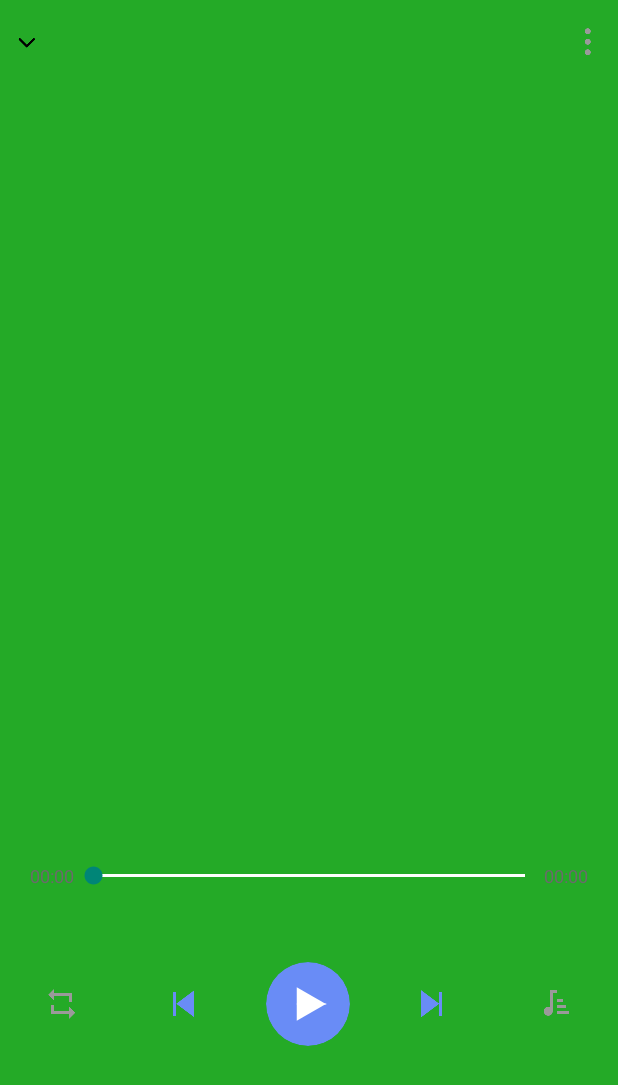
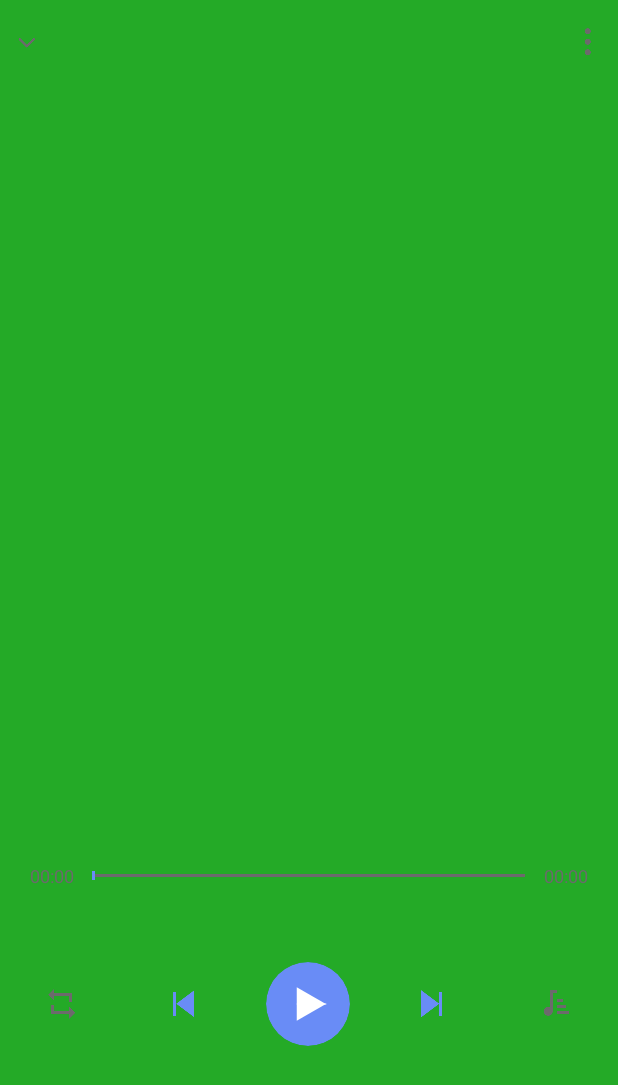
Before and after one commit to liangke21/yuehaoting, an Android app: the PlayActivity screen opened directly, with no data from a screen before it, on a phone screen of 412 x 824 dp. Shown: the top 1085 px of the screen. Run offline under Robolectric (Android 15) with nearby library versions, the phone set to English and light mode, and no system bars; our stand-ins replace Timber; libraries missing offline, so code that uses them is left out: androidx.palette.graphics; 4 statements that could not run were skipped.

Commit message:
播放界面控件颜色设置

```diff
--- a/app/src/main/java/com/example/yuehaoting/base/activity/BaseActivity.kt
+++ b/app/src/main/java/com/example/yuehaoting/base/activity/BaseActivity.kt
@@ -10,7 +10,7 @@ import com.example.yuehaoting.data.kugousingle.SongLists
 import com.example.yuehaoting.musicService.service.MusicService
 import com.example.yuehaoting.musicService.service.MusicServiceRemote
 import com.example.yuehaoting.musicService.service.MusicServiceRemote.bindToService
-import com.example.yuehaoting.util.MyUtil
+import com.example.yuehaoting.util.BroadcastUtil
 import timber.log.Timber
 import java.lang.ref.WeakReference
 
@@ -22,7 +22,7 @@ import java.lang.ref.WeakReference
  */
 open class BaseActivity :SmMainActivity(),MusicEvenCallback {
     private var TAG = this::class.java.simpleName
-    private var util = MyUtil()
+    private var util = BroadcastUtil()
 
     private var serviceToken: MusicServiceRemote.ServiceToken? = null
 
--- a/app/src/main/java/com/example/yuehaoting/base/activity/PlayBaseActivity.kt
+++ b/app/src/main/java/com/example/yuehaoting/base/activity/PlayBaseActivity.kt
@@ -1,8 +1,8 @@
 package com.example.yuehaoting.base.activity
 
 import android.view.View
-import com.example.yuehaoting.statusBar.StatusBarUtil
-import com.example.yuehaoting.statusBar.ThemeStore.statusBarColor
+import com.example.yuehaoting.theme.StatusBarUtil
+import com.example.yuehaoting.theme.ThemeStore.statusBarColor
 
 /**
  * 作者: 天使
--- a/app/src/main/java/com/example/yuehaoting/musicService/service/MusicService.kt
+++ b/app/src/main/java/com/example/yuehaoting/musicService/service/MusicService.kt
@@ -25,7 +25,7 @@ import com.example.yuehaoting.kotlin.tryLaunch
 import com.example.yuehaoting.util.MusicConstant.NEXT
 import com.example.yuehaoting.util.MusicConstant.PAUSE_PLAYBACK
 import com.example.yuehaoting.util.MusicConstant.PREV
-import com.example.yuehaoting.util.MyUtil
+import com.example.yuehaoting.util.BroadcastUtil
 import kotlinx.coroutines.*
 import java.lang.Exception
 
@@ -81,7 +81,7 @@ class MusicService : SmService(), Playback, CoroutineScope by MainScope() {
     /**
      * 初始化工具类
      */
-    var myUtil = MyUtil()
+    var myUtil = BroadcastUtil()
 
     //音频兼容器
     private val audioAttributes = AudioAttributesCompat.Builder().run {
--- a/app/src/main/java/com/example/yuehaoting/playInterface/activity/PlayActivity.kt
+++ b/app/src/main/java/com/example/yuehaoting/playInterface/activity/PlayActivity.kt
@@ -1,8 +1,14 @@
 package com.example.yuehaoting.playInterface.activity
 
 import android.content.Intent
+import android.graphics.Color
+import android.graphics.PorterDuff
+import android.graphics.drawable.GradientDrawable
+import android.graphics.drawable.InsetDrawable
+import android.graphics.drawable.LayerDrawable
 import android.os.Bundle
 import android.view.View
+import android.widget.SeekBar
 import androidx.lifecycle.ViewModelProviders
 import com.example.yuehaoting.R
 import com.example.yuehaoting.base.activity.PlayBaseActivity
@@ -11,12 +17,13 @@ import com.example.yuehaoting.databinding.PlayActivityBinding
 import com.example.yuehaoting.kotlin.getSp
 import com.example.yuehaoting.kotlin.lazyMy
 import com.example.yuehaoting.musicService.service.MusicService
-import com.example.yuehaoting.util.MyUtil
+import com.example.yuehaoting.util.BroadcastUtil
 import timber.log.Timber
 import com.example.yuehaoting.musicService.service.MusicServiceRemote.isPlaying
 import com.example.yuehaoting.playInterface.viewmodel.PlayViewModel
-import com.example.yuehaoting.statusBar.StatusBarUtil
-import com.example.yuehaoting.statusBar.Theme
+import com.example.yuehaoting.theme.GradientDrawableMaker
+import com.example.yuehaoting.theme.StatusBarUtil
+import com.example.yuehaoting.theme.Theme
 
 import com.example.yuehaoting.util.MusicConstant.BACKGROUND_ADAPTIVE_COLOR
 import com.example.yuehaoting.util.MusicConstant.NAME
@@ -25,14 +32,18 @@ import com.example.yuehaoting.util.MusicConstant.PAUSE_PLAYBACK
 import com.example.yuehaoting.util.MusicConstant.PLAYER_BACKGROUND
 import com.example.yuehaoting.util.MusicConstant.PREV
 import com.example.yuehaoting.util.MusicConstant.SINGER_ID
-import com.example.yuehaoting.statusBar.ThemeStore
+import com.example.yuehaoting.theme.ThemeStore
+import com.example.yuehaoting.util.MusicConstant.LIST_LOOP
+import com.example.yuehaoting.util.MusicConstant.PLAY_MODEL
+import com.example.yuehaoting.util.MusicConstant.RANDOM_PATTERN
 import com.example.yuehaoting.util.MusicConstant.SINGER_NAME
 import com.example.yuehaoting.util.MusicConstant.SONG_NAME
+import com.example.yuehaoting.util.SetPixelUtil
 
 
 class PlayActivity : PlayBaseActivity() {
     private lateinit var binding: PlayActivityBinding
-    private val myUtil = MyUtil()
+    private val myUtil = BroadcastUtil()
     private val viewModel by lazyMy { ViewModelProviders.of(this).get(PlayViewModel::class.java) }
 
     /**
@@ -116,7 +127,9 @@ class PlayActivity : PlayBaseActivity() {
                 intent.putExtra(MusicService.EXTRA_CONTROL, PREV)
                 Timber.v("播放上一首1: %s", PREV)
             }
+
             R.id.fl_play_container -> intent.putExtra(MusicService.EXTRA_CONTROL, PAUSE_PLAYBACK)
+
             R.id.ib_play_next_track -> {
                 intent.putExtra(MusicService.EXTRA_CONTROL, NEXT)
                 Timber.v("播放下一首1: %s", NEXT)
@@ -149,12 +162,57 @@ class PlayActivity : PlayBaseActivity() {
         val accentColor = ThemeStore.accentColor
         val tintColor = ThemeStore.playerBtnColor
 
-
         //修改控制按钮颜色
         Theme.tintDrawable(binding.layoutPlayLayout.ibPlayNextTrack, R.drawable.play_btn_next, accentColor)
         Theme.tintDrawable(binding.layoutPlayLayout.ibPlayPreviousSong, R.drawable.play_btn_pre, accentColor)
         binding.layoutPlayLayout.ppvPlayPause.setBackgroundColor(accentColor)
+        //进度条颜色
+        updateSeeKBarColor(accentColor)
 
+        //歌曲名颜色
+        binding.layoutPlayLayoutBar.tvPlaySongName.setTextColor(ThemeStore.playerBtnColor)
+
+        //修改顶部部件按钮颜色
+        Theme.tintDrawable(binding.layoutPlayLayoutBar.ibPlayDropDown, R.drawable.play_drop_down, tintColor)
+        Theme.tintDrawable(binding.layoutPlayLayoutBar.ibPlayNavigation, R.drawable.player_more, tintColor)
+
+        //播放模式
+        val playMode = getSp(this, NAME) {
+            getInt(PLAY_MODEL, LIST_LOOP)
+        }
+        Theme.tintDrawable(
+            binding.layoutPlayLayout.ibPlayPlayMode,
+            if (playMode == LIST_LOOP) R.drawable.play_btn_loop else if (playMode == RANDOM_PATTERN) R.drawable.play_btn_shuffle else R.drawable.play_btn_loop_one,
+            tintColor
+        )
+
+        //播放列队
+        Theme.tintDrawable(binding.layoutPlayLayout.ibMusicList, R.drawable.play_btn_normal_list, tintColor)
+    }
+
+    //进度条颜色
+    private fun updateSeeKBarColor(color: Int) {
+        setProgressDrawable(binding.sbPlay, color)
+        val inset = SetPixelUtil.dip2px(this, 6f)
+        val width = SetPixelUtil.dip2px(this, 2f)
+        val height = SetPixelUtil.dip2px(this, 6f)
+        binding.sbPlay.thumb = InsetDrawable(
+            GradientDrawableMaker()
+                .width(width)
+                .height(height)
+                .color(color)
+                .make(),
+            inset, inset, inset, inset
+        )
+    }
+
+    //绘制进度条
+    private fun setProgressDrawable(seekBar: SeekBar, color: Int) {
+
+        val progressDrawable = seekBar.progressDrawable as LayerDrawable
+        //修改进度条颜色
+        (progressDrawable.getDrawable(0) as GradientDrawable).setColor(ThemeStore.playerBtnColor)
+        progressDrawable.getDrawable(1).setColorFilter(color, PorterDuff.Mode.SRC_IN)
     }
 
     /**
--- a/app/src/main/java/com/example/yuehaoting/searchFor/adapter/SingleFragment1Adapter.kt
+++ b/app/src/main/java/com/example/yuehaoting/searchFor/adapter/SingleFragment1Adapter.kt
@@ -14,7 +14,7 @@ import com.example.yuehaoting.R
 import com.example.yuehaoting.musicService.service.Command
 import com.example.yuehaoting.musicService.service.MusicService
 import com.example.yuehaoting.musicService.service.MusicServiceRemote.setPlayQueue
-import com.example.yuehaoting.util.MusicUtil
+import com.example.yuehaoting.util.IntentUtil
 import com.example.yuehaoting.data.kugousingle.KuGouSingle
 import com.example.yuehaoting.data.kugousingle.SongLists
 import com.example.yuehaoting.playInterface.activity.PlayActivity
@@ -31,7 +31,7 @@ import timber.log.Timber
  */
 class SingleFragment1Adapter(private val list: List<KuGouSingle.Data.Lists>, val activity: FragmentActivity?) :
     RecyclerView.Adapter<SingleFragment1Adapter.ViewHolder>() {
-    private val musicUtil = MusicUtil()
+    private val musicUtil = IntentUtil()
     private val songLists = ArrayList<SongLists>()
 
     inner class ViewHolder(view: View) : RecyclerView.ViewHolder(view) {
--- a/app/src/main/java/com/example/yuehaoting/statusBar/ColorUtil.java
+++ b/app/src/main/java/com/example/yuehaoting/theme/ColorUtil.java
@@ -1,4 +1,4 @@
-package com.example.yuehaoting.statusBar;
+package com.example.yuehaoting.theme;
 
 import android.graphics.Color;
 import androidx.annotation.ColorInt;
--- /dev/null
+++ b/app/src/main/java/com/example/yuehaoting/theme/GradientDrawableMaker.kt
@@ -0,0 +1,71 @@
+package com.example.yuehaoting.theme
+
+import android.graphics.Color
+import android.graphics.drawable.GradientDrawable
+
+class GradientDrawableMaker {
+  private var width = 0
+  private var height = 0
+  private var shape = GradientDrawable.RECTANGLE
+  private var alpha = 1f
+  private var color = Color.WHITE
+  private var corner = 0f
+  private var strokeSize = 0
+  private var strokeColor = Color.WHITE
+
+  fun width(width: Int): GradientDrawableMaker {
+    this.width = width
+    return this
+  }
+
+  fun height(height: Int): GradientDrawableMaker {
+    this.height = height
+    return this
+  }
+
+  fun shape(shape: Int): GradientDrawableMaker {
+    this.shape = shape
+    return this
+  }
+
+  fun alpha(alpha: Float): GradientDrawableMaker {
+    this.alpha = alpha
+    return this
+  }
+
+  fun color(color: Int): GradientDrawableMaker {
+    this.color = color
+    return this
+  }
+
+  fun corner(corner: Float): GradientDrawableMaker {
+    this.corner = corner
+    return this
+  }
+
+  fun strokeSize(strokeSize: Int): GradientDrawableMaker {
+    this.strokeSize = strokeSize
+    return this
+  }
+
+  fun strokeColor(strokeColor: Int): GradientDrawableMaker {
+    this.strokeColor = strokeColor
+    return this
+  }
+
+
+  fun make(): GradientDrawable {
+    val gradientDrawable = GradientDrawable()
+    gradientDrawable.setColor(ColorUtil.adjustAlpha(color, alpha))
+    gradientDrawable.shape = shape
+    if (corner > 0)
+      gradientDrawable.setCornerRadius(corner)
+    if (strokeSize > 0)
+      gradientDrawable.setStroke(strokeSize, strokeColor)
+
+    if (width > 0 && height > 0)
+      gradientDrawable.setSize(width, height)
+
+    return gradientDrawable
+  }
+}
--- a/app/src/main/java/com/example/yuehaoting/statusBar/SPUtil.java
+++ b/app/src/main/java/com/example/yuehaoting/theme/SPUtil.java
@@ -1,12 +1,8 @@
-package com.example.yuehaoting.statusBar;
+package com.example.yuehaoting.theme;
 
 import android.content.Context;
 import android.content.SharedPreferences;
-import com.google.gson.Gson;
-import com.google.gson.reflect.TypeToken;
-import java.util.Arrays;
 import java.util.HashSet;
-import java.util.List;
 import java.util.Set;
 
 
--- a/app/src/main/java/com/example/yuehaoting/statusBar/StatusBarUtil.java
+++ b/app/src/main/java/com/example/yuehaoting/theme/StatusBarUtil.java
@@ -1,9 +1,9 @@
-package com.example.yuehaoting.statusBar;
+package com.example.yuehaoting.theme;
 
 import static android.view.View.SYSTEM_UI_FLAG_LAYOUT_FULLSCREEN;
 import static android.view.View.SYSTEM_UI_FLAG_LAYOUT_STABLE;
 import static android.view.View.SYSTEM_UI_FLAG_LIGHT_STATUS_BAR;
-import static com.example.yuehaoting.statusBar.ThemeStore.getMaterialPrimaryColor;
+import static com.example.yuehaoting.theme.ThemeStore.getMaterialPrimaryColor;
 
 import android.annotation.TargetApi;
 import android.app.Activity;
--- a/app/src/main/java/com/example/yuehaoting/statusBar/StatusBarView.java
+++ b/app/src/main/java/com/example/yuehaoting/theme/StatusBarView.java
@@ -1,4 +1,4 @@
-package com.example.yuehaoting.statusBar;
+package com.example.yuehaoting.theme;
 
 import android.content.Context;
 import android.util.AttributeSet;
--- a/app/src/main/java/com/example/yuehaoting/statusBar/Theme.java
+++ b/app/src/main/java/com/example/yuehaoting/theme/Theme.java
@@ -1,4 +1,4 @@
-package com.example.yuehaoting.statusBar;
+package com.example.yuehaoting.theme;
 
 import static android.view.View.SYSTEM_UI_FLAG_LIGHT_NAVIGATION_BAR;
 
--- a/app/src/main/java/com/example/yuehaoting/statusBar/ThemeStore.kt
+++ b/app/src/main/java/com/example/yuehaoting/theme/ThemeStore.kt
@@ -1,4 +1,4 @@
-package com.example.yuehaoting.statusBar
+package com.example.yuehaoting.theme
 
 import android.content.res.Configuration
 import android.graphics.Color
--- a/app/src/main/java/com/example/yuehaoting/util/MyUtil.kt
+++ b/app/src/main/java/com/example/yuehaoting/util/BroadcastUtil.kt
@@ -17,7 +17,7 @@ import timber.log.Timber
  * 时间: 2021/6/10 17:41
  * 描述: 我的工具类
  */
-class MyUtil {
+class BroadcastUtil {
     /**
      * 注册本地Receiver
      */
--- a/app/src/main/java/com/example/yuehaoting/util/MusicUtil.kt
+++ b/app/src/main/java/com/example/yuehaoting/util/IntentUtil.kt
@@ -8,7 +8,7 @@ import com.example.yuehaoting.musicService.service.MusicService
  * 时间: 2021/6/9 14:14
  * 描述:
  */
-class MusicUtil {
+class IntentUtil {
 
 
     private fun makeCodIntent(cmd: Int, shuffle: Boolean): Intent {
--- /dev/null
+++ b/app/src/main/java/com/example/yuehaoting/util/SetPixelUtil.java
@@ -0,0 +1,30 @@
+package com.example.yuehaoting.util;
+
+import android.content.Context;
+import com.example.yuehaoting.App;
+
+public class SetPixelUtil {
+
+  /**
+   * 根据手机的分辨率从 dp 的单位 转成为 px(像素)
+   */
+  public static int dip2px(Context context, float dpValue) {
+    final float scale = context.getResources().getDisplayMetrics().density;
+    return (int) (dpValue * scale + 0.5f);
+  }
+
+  /**
+   * 根据手机的分辨率从 dp 的单位 转成为 px(像素)
+   */
+  public static int dip2px(float dpValue) {
+    return dip2px(App.getContext(), dpValue);
+  }
+
+  /**
+   * 根据手机的分辨率从 px(像素) 的单位 转成为 dp
+   */
+  public static int px2dip(Context context, float pxValue) {
+    final float scale = context.getResources().getDisplayMetrics().density;
+    return (int) (pxValue / scale + 0.5f);
+  }
+}
--- a/app/src/main/res/layout/play_layout_bar.xml
+++ b/app/src/main/res/layout/play_layout_bar.xml
@@ -7,7 +7,7 @@
     android:layout_width="wrap_content"
     android:layout_height="match_parent"
     android:background="@color/transparent"
-    android:layout_marginLeft="8dp"
+    android:layout_marginStart="8dp"
     android:src="@drawable/play_drop_down"
     android:id="@+id/ib_play_drop_down"/>
   <LinearLayout
@@ -38,8 +38,9 @@
     android:layout_width="wrap_content"
     android:layout_height="match_parent"
     android:background="@color/transparent"
-    android:layout_alignParentRight="true"
-    android:layout_marginRight="8dp"
+    android:layout_alignParentEnd="true"
+    android:layout_marginEnd="8dp"
     android:src="@drawable/player_more"
+    android:id="@+id/ib_play_navigation"
     />
 </RelativeLayout>
```
Also changed, not shown: app/src/main/java/com/example/yuehaoting/util/MusicConstant.kt (+7 -3 lines), app/src/main/res/drawable-xxhdpi/play_btn_loop_one.png (added), app/src/main/res/drawable-xxhdpi/play_btn_shuffle.png (added).
